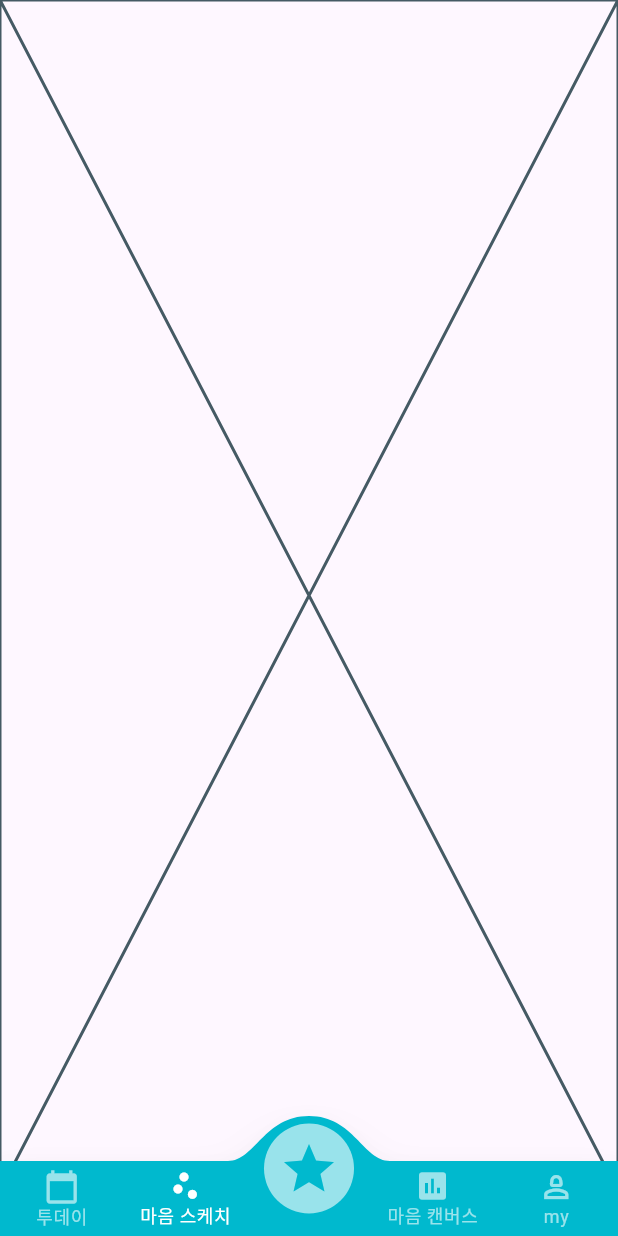
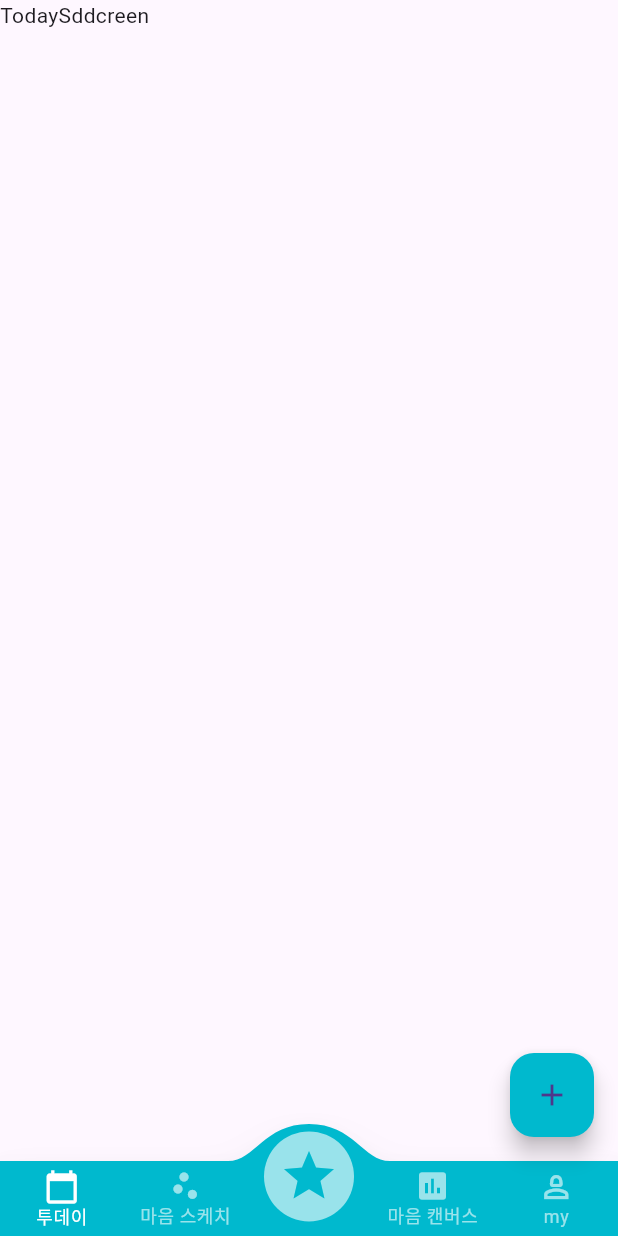
Before and after one commit to hoony00/baseHoon, a Flutter app: the screen it shows after launch, on a phone screen of 412 x 824 dp. Run offline on Flutter 3.47's test engine with Material 3 defaults, Android fonts, the phone set to English and light mode, and no system bars; drawn by our look-alikes of convex_bottom_bar; our stand-ins replace dio, easy_localization, flutter_riverpod, flutter_svg, velocity_x; missing offline and left inert: keyboard_utils_fork, nav.

Commit message:
feat : 바텀네비 이동 완성

```diff
--- a/lib/app.dart
+++ b/lib/app.dart
@@ -1,14 +1,12 @@
 import 'package:easy_localization/easy_localization.dart';
 import 'package:flutter/material.dart';
-import 'package:mindbot/screen/s_main.dart';
+import 'package:mindbot/screen/f_main.dart';
 import 'package:nav/nav.dart';
 
 
 class App extends StatefulWidget {
   static final GlobalKey<NavigatorState> navigatorKey = GlobalKey();
 
-  ///light, dark 테마가 준비되었고, 시스템 테마를 따라가게 하려면 해당 필드를 제거
-  static bool isForeground = true;
 
   const App({super.key});
 
@@ -42,7 +40,7 @@ class AppState extends State<App> with Nav, WidgetsBindingObserver {
       locale: context.locale,
       title: 'Image Finder',
       // 언어
-      home: const MainScreen(),
+      home: const MainFregment(),
     );
   }
 
@@ -50,12 +48,10 @@ class AppState extends State<App> with Nav, WidgetsBindingObserver {
   void didChangeAppLifecycleState(AppLifecycleState state) {
     switch (state) {
       case AppLifecycleState.resumed:
-        App.isForeground = true;
         break;
       case AppLifecycleState.inactive:
         break;
       case AppLifecycleState.paused:
-        App.isForeground = false;
         break;
       case AppLifecycleState.detached:
         break;
--- a/lib/main.dart
+++ b/lib/main.dart
@@ -1,5 +1,6 @@
 import 'package:easy_localization/easy_localization.dart';
 import 'package:flutter/material.dart';
+import 'package:flutter_riverpod/flutter_riverpod.dart';
 
 import 'app.dart';
 
@@ -13,5 +14,5 @@ void main() async {
       fallbackLocale: const Locale('en'),
       path: 'assets/translations',
       useOnlyLangCode: true,
-      child: const App()));
+      child: const ProviderScope(child: App())));
 }
--- /dev/null
+++ b/lib/screen/f_main.dart
@@ -0,0 +1,87 @@
+import 'package:convex_bottom_bar/convex_bottom_bar.dart';
+import 'package:flutter/material.dart';
+import 'package:flutter_riverpod/flutter_riverpod.dart';
+import 'package:mindbot/common/common.dart';
+import 'package:mindbot/common/constant/app_colors.dart';
+import 'package:mindbot/screen/canvers/s_canpers.dart';
+import 'package:mindbot/screen/main/s_main.dart';
+import 'package:mindbot/screen/my/s_my.dart';
+import 'package:mindbot/screen/sketch/s_sketch.dart';
+import 'package:mindbot/screen/today/s_today.dart';
+
+import '../provider/page_index_provider.dart';
+
+class MainFregment extends ConsumerStatefulWidget {
+  const MainFregment({super.key});
+
+  @override
+  ConsumerState<MainFregment> createState() => MainScreenState();
+}
+
+class MainScreenState extends ConsumerState<MainFregment> with SingleTickerProviderStateMixin {
+
+
+  @override
+  void initState() {
+    super.initState();
+  }
+
+  @override
+  Widget build(BuildContext context) {
+
+    final indexProvider = ref.watch(pageIndexProvider);
+
+    final List<Widget> body = [
+      Visibility(visible: indexProvider == 0, child: const TodayScreen()),
+      Visibility(visible: indexProvider == 1, child:  SketchScreen()),
+      Visibility(visible: indexProvider == 2, child:  MainScreen()),
+      Visibility(visible: indexProvider == 3, child:  CanversScreen()),
+      Visibility(visible: indexProvider == 4, child:  MyScreen()),
+    ];
+
+    /// Todo : 반응형 높이와 크기 계산을 상태관리로 관리할지?
+    final height = context.screenHeight;
+
+    return Scaffold(
+      floatingActionButton: Visibility(
+        visible: indexProvider != 2,
+        child: FloatingActionButton(
+          onPressed: () {
+            print("floatingActionButton");
+          },
+          backgroundColor: AppColors.primaryColor,
+          child: const Icon(Icons.add),
+        ),
+      ),
+
+
+      body: SafeArea(
+        child:  IndexedStack(
+          index: indexProvider,
+          children: body,
+        ),
+      ),
+
+      bottomNavigationBar: ConvexAppBar(
+        style: TabStyle.fixedCircle,
+        backgroundColor: AppColors.primaryColor,
+        elevation: 10, // 그림자
+        top: - height * 0.03, // 아이콘 높이
+        items: const [
+          TabItem(icon: Icons.calendar_today, title: '투데이'),
+          TabItem(icon: Icons.scatter_plot_rounded, title: '마음 스케치'),
+          TabItem(icon: Icons.star),
+          TabItem(icon: Icons.assessment, title: '마음 캔버스'),
+          TabItem(icon: Icons.person_2_outlined, title: 'my'),
+        ],
+        // 초기값
+        initialActiveIndex: 0,
+        onTap: (int i) {
+          ref.read(pageIndexProvider.notifier).state = i;
+        },
+
+      ),
+    );
+  }
+
+}
--- a/lib/screen/s_main.dart
+++ /dev/null
@@ -1,55 +0,0 @@
-import 'package:convex_bottom_bar/convex_bottom_bar.dart';
-import 'package:flutter/material.dart';
-import 'package:mindbot/common/constant/app_colors.dart';
-
-class MainScreen extends StatefulWidget {
-  const MainScreen({super.key});
-
-  @override
-  State<MainScreen> createState() => MainScreenState();
-}
-
-class MainScreenState extends State<MainScreen> with SingleTickerProviderStateMixin {
-  bool get extendBody => true;
-
-  static double get bottomNavigationBarBorderRadius => 30.0;
-
-  @override
-  void initState() {
-    super.initState();
-  }
-
-  @override
-  Widget build(BuildContext context) {
-
-    final indexProvider = ref.watch(pageIndexProvider);
-
-
-    return Scaffold(
-      extendBody: extendBody, //bottomNavigationBar 아래 영역 까지 그림
-      body: Container(
-        padding: EdgeInsets.only(bottom: extendBody ? 60 - bottomNavigationBarBorderRadius : 0),
-        child: SafeArea(
-          bottom: !extendBody,
-          child: Placeholder(),
-        ),
-      ),
-      bottomNavigationBar: ConvexAppBar(
-        style: TabStyle.fixedCircle,
-        backgroundColor: AppColors.primaryColor,
-        elevation: 10, // 그림자
-        top: -30, // 아이콘 높이
-        items: [
-          TabItem(icon: Icons.calendar_today, title: '투데이'),
-          TabItem(icon: Icons.scatter_plot_rounded, title: '마음 스케치'),
-          TabItem(icon: Icons.star),
-          TabItem(icon: Icons.assessment, title: '마음 캔버스'),
-          TabItem(icon: Icons.person_2_outlined, title: 'my'),
-        ],
-        initialActiveIndex: 1,
-        onTap: (int i) => print('click index=$i'),
-      ),
-    );
-  }
-
-}
--- /dev/null
+++ b/lib/screen/today/s_today.dart
@@ -0,0 +1,15 @@
+import 'package:flutter/material.dart';
+
+class TodayScreen extends StatefulWidget {
+  const TodayScreen({super.key});
+
+  @override
+  State<TodayScreen> createState() => _TodayScreenState();
+}
+
+class _TodayScreenState extends State<TodayScreen> {
+  @override
+  Widget build(BuildContext context) {
+    return const Text('TodaySddcreen');
+  }
+}
```
Also changed, not shown: lib/screen/canvers/s_canpers.dart (added, +15 -0 lines), lib/screen/main/s_main.dart (added, +36 -0 lines), lib/screen/my/s_my.dart (added, +15 -0 lines), lib/screen/sketch/s_sketch.dart (added, +21 -0 lines), 28 other files.
